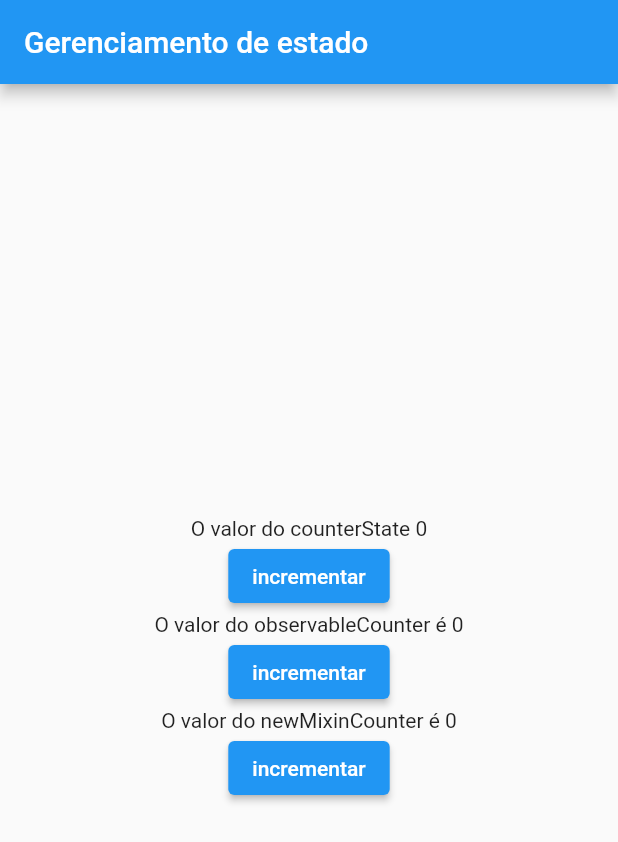
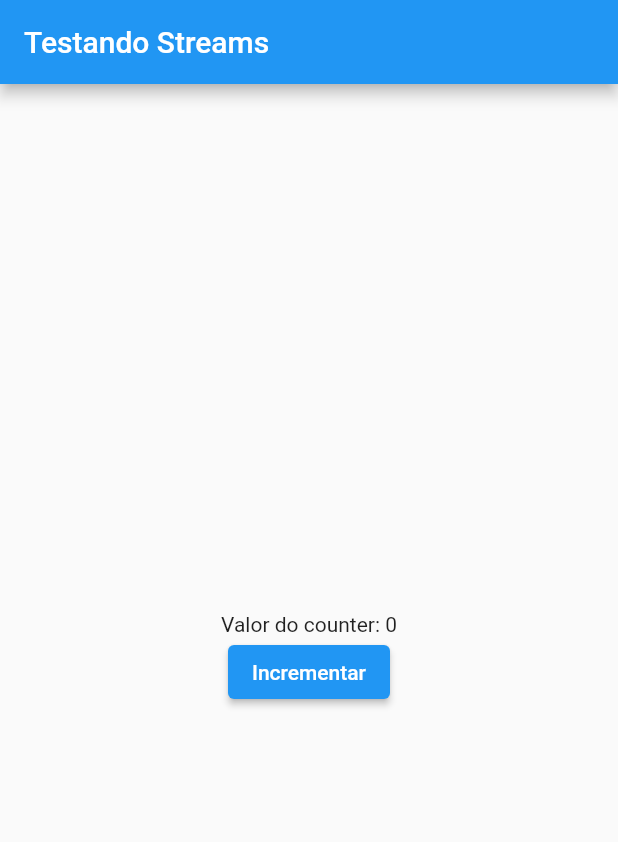
Before and after one commit to itajacy/pm_criando_gerenciamento_estado, a Flutter app: the screen it shows after launch, on a phone screen of 412 x 824 dp. Shown: the top 842 px of the screen. Run offline on Flutter 3.47's test engine with Material 3 defaults, Android fonts, the phone set to English and light mode, and no system bars.

Commit message:
2.20 Gerenciando estadso com Streams - parte 1 - no initState

```diff
--- /dev/null
+++ b/lib/contracts/stream_notifier.dart
@@ -0,0 +1,9 @@
+abstract class IStreamNotifier<T> {
+  T get state;
+  Stream<T> get stream;
+
+  void emit(T newState); // emite um novo estado
+
+  Future<void> dispose(); // limpa os recursos
+
+}
--- /dev/null
+++ b/lib/controllers/stream_notifier_imp.dart
@@ -0,0 +1,30 @@
+// ignore_for_file: public_member_api_docs, sort_constructors_first
+import 'dart:async';
+
+import 'package:pm_criando_gerenciamento_estado/contracts/stream_notifier.dart';
+
+class StreamNotifier<T> implements IStreamNotifier<T> {
+   T _state;
+
+  StreamNotifier(this._state);
+
+  @override
+  T get state => _state;
+
+  @override
+  Stream<T> get stream => _streamController.stream;
+
+  final StreamController<T> _streamController = StreamController<T>();
+
+  @override
+  void emit(T newState) {
+    if(_state == newState) return;
+    _state = newState;
+    _streamController.add(newState);
+  }
+
+  @override
+  Future<void> dispose() async {
+    await _streamController.close();
+  }
+}
--- a/lib/main.dart
+++ b/lib/main.dart
@@ -1,22 +1,5 @@
 import 'package:flutter/material.dart';
-import 'package:pm_criando_gerenciamento_estado/controllers/state_observable.dart';
-import 'package:pm_criando_gerenciamento_estado/mixins/change_state_mixin.dart';
-
-import 'classes/counter_state.dart';
-
-///O callback é uma função que é passada como argumento para outra função
-///e é executada em um determinado ponto do tempo.
-/// O callback é afunção que está no main e que contém o setState
-///
-/// É na instância de CounterState que o callback é registrado como ouvinte.
-/// portanto quando houver uma mudança no estado, o callback será chamado.
-///
-/// Isso garante que a interface do usuário seja atualizada sempre que o estado mudar.
-///
-///  É na instância de CounterState que  foi adicionada um ouvinte (addListener)
-/// portanto quando houver uma alteraçao e uma NOTIFICAÇÃO, dentro da
-/// Notificação é executada o callback e como dentro do Main existe um setState que está dentro
-/// de um stateful a tela é atualizada
+import 'package:pm_criando_gerenciamento_estado/controllers/stream_notifier_imp.dart';
 
 void main() {
   runApp(const MyApp());
@@ -42,48 +25,38 @@ class MyHomePage extends StatefulWidget {
   State<MyHomePage> createState() => _MyHomePageState();
 }
 
-class _MyHomePageState extends State<MyHomePage> with ChangeStateMixin {
-  final counterState = CounterState();
-  final observableCounter = StateObservable<int>(0);
-  late StateObservable<int> newMixinCounter;
+class _MyHomePageState extends State<MyHomePage> {
+  final _counterNotifier = StreamNotifier(0);
 
   @override
   void initState() {
-    // registrando o callback para ouvir as mudanças no estado do mixin
-    useChangeState(counterState);
-    useChangeState(observableCounter);
-    newMixinCounter = useStateObservable<int>(0);
+    _counterNotifier.stream.listen(
+      (newState) {
+        setState(() {});
+      },
+    );
+
     super.initState();
   }
 
   @override
   Widget build(BuildContext context) {
     return Scaffold(
-      appBar: AppBar(title: const Text('Gerenciamento de estado')),
+      appBar: AppBar(
+        title: const Text("Testando Streams"),
+      ),
       body: Center(
         child: Column(
           mainAxisAlignment: MainAxisAlignment.center,
           children: [
-            Text('O valor do counterState ${counterState.counter}'),
+            Text(
+              'Valor do counter: ${_counterNotifier.state}',
+            ),
             ElevatedButton(
               onPressed: () {
-                counterState.increment();
+                _counterNotifier.emit(_counterNotifier.state + 1);
               },
-              child: Text("incrementar"),
-            ),
-            Text('O valor do observableCounter é ${observableCounter.state}'),
-            ElevatedButton(
-              onPressed: () {
-                observableCounter.state++;
-              },
-              child: Text("incrementar"),
-            ),
-            Text('O valor do newMixinCounter é ${newMixinCounter.state}'),
-            ElevatedButton(
-              onPressed: () {
-                newMixinCounter.state++;
-              },
-              child: Text("incrementar"),
+              child: const Text("Incrementar"),
             ),
           ],
         ),
```
